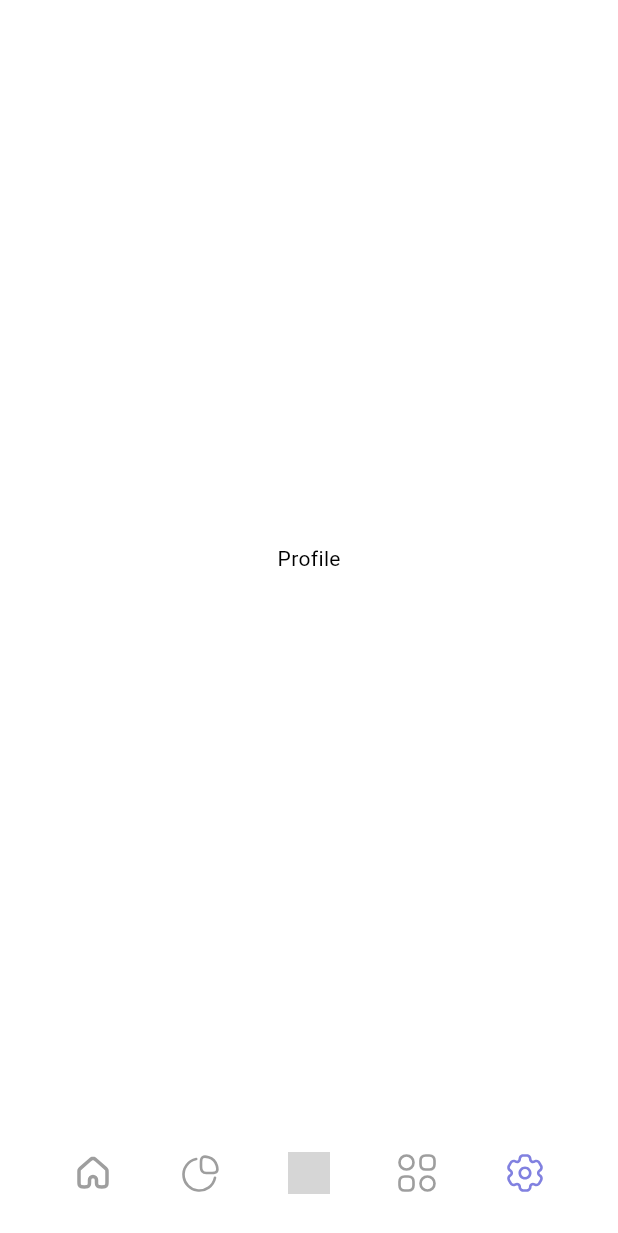
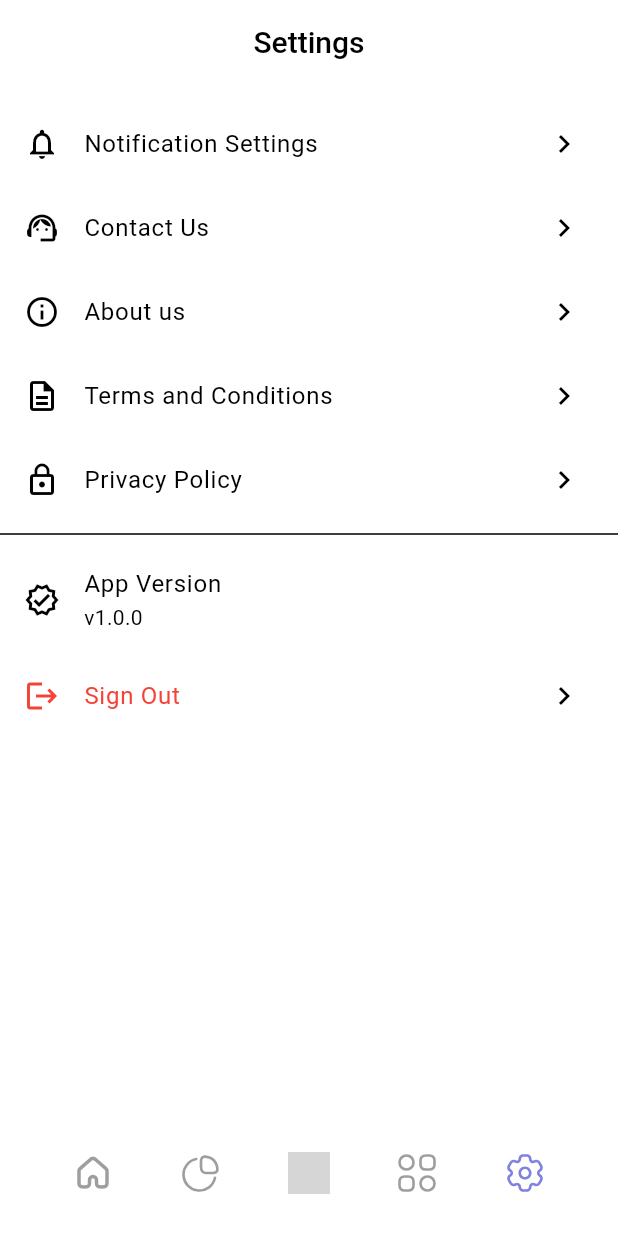
Before and after one commit to Samson-13/Budget-Tracker, a Flutter app: the screen it shows after launch, item 5 of the bottom bar chosen, on a phone screen of 412 x 824 dp. Shown: the top 1233 px of the screen. Run offline on Flutter 3.47's test engine with Material 3 defaults, Android fonts, the light colour scheme and no system bars; our stand-ins replace fl_chart, flutter_riverpod, flutter_svg, font_awesome_flutter, freezed_annotation, gap and 3 more; grey boxes are pictures that could not be loaded.

Commit message:
(settings UI)

```diff
--- a/lib/core/router/go_router.dart
+++ b/lib/core/router/go_router.dart
@@ -1,6 +1,10 @@
 import 'package:budget_tracker/ui/app.dart';
+import 'package:budget_tracker/ui/category/category.dart';
 import 'package:budget_tracker/ui/graph/graph.dart';
 import 'package:budget_tracker/ui/home/home.dart';
+import 'package:budget_tracker/ui/information/information_screen.dart';
+import 'package:budget_tracker/ui/settings/settings.dart';
+import 'package:budget_tracker/ui/transactions/transactions.dart';
 import 'package:go_router/go_router.dart' show GoRoute, GoRouter;
 
 final GoRouter router = GoRouter(
@@ -9,5 +13,24 @@ final GoRouter router = GoRouter(
     GoRoute(path: '/', builder: (context, state) => const RootScreen()),
     GoRoute(path: '/home', builder: (context, state) => const HomeScreen()),
     GoRoute(path: '/graph', builder: (context, state) => const GraphScreen()),
+    GoRoute(
+      path: '/transactions',
+      builder: (context, state) => const TransactionsScreen(),
+    ),
+    GoRoute(
+      path: '/category',
+      builder: (context, state) => const CategoryScreen(),
+    ),
+    GoRoute(
+      path: '/settings',
+      builder: (context, state) => const SettingsScreen(),
+    ),
+    GoRoute(
+      path: '/information_screen',
+      builder: (context, state) {
+        final title = state.extra as String;
+        return InformationScreen(title: title);
+      },
+    ),
   ],
 );
--- a/lib/l10n/app_en.arb
+++ b/lib/l10n/app_en.arb
@@ -6,7 +6,10 @@
   "search_location": "Search Location",
   "add_locality": "Add Locality",
   "add_hoarding": "Add Hoarding",
+  "settings" : "Settings",
+  "notification_settings" : "Notification Settings",
   "title": "Title",
+  "sign_out" : "Sign Out",
   "enter_hoarding_title": "Enter Hoarding Title",
   "enter_location": "Enter Location",
   "enter_description": "Enter Description",
--- a/lib/l10n/app_localizations.dart
+++ b/lib/l10n/app_localizations.dart
@@ -130,11 +130,29 @@ abstract class AppLocalizations {
   /// **'Add Hoarding'**
   String get add_hoarding;
 
+  /// No description provided for @settings.
+  ///
+  /// In en, this message translates to:
+  /// **'Settings'**
+  String get settings;
+
+  /// No description provided for @notification_settings.
+  ///
+  /// In en, this message translates to:
+  /// **'Notification Settings'**
+  String get notification_settings;
+
   /// No description provided for @title.
   ///
   /// In en, this message translates to:
   /// **'Title'**
   String get title;
+
+  /// No description provided for @sign_out.
+  ///
+  /// In en, this message translates to:
+  /// **'Sign Out'**
+  String get sign_out;
 
   /// No description provided for @enter_hoarding_title.
   ///
--- a/lib/l10n/app_localizations_en.dart
+++ b/lib/l10n/app_localizations_en.dart
@@ -27,7 +27,16 @@ class AppLocalizationsEn extends AppLocalizations {
   String get add_hoarding => 'Add Hoarding';
 
   @override
+  String get settings => 'Settings';
+
+  @override
+  String get notification_settings => 'Notification Settings';
+
+  @override
   String get title => 'Title';
+
+  @override
+  String get sign_out => 'Sign Out';
 
   @override
   String get enter_hoarding_title => 'Enter Hoarding Title';
--- a/lib/ui/app.dart
+++ b/lib/ui/app.dart
@@ -1,5 +1,8 @@
+import 'package:budget_tracker/ui/category/category.dart';
 import 'package:budget_tracker/ui/graph/graph.dart';
 import 'package:budget_tracker/ui/home/home.dart';
+import 'package:budget_tracker/ui/settings/settings.dart';
+import 'package:budget_tracker/ui/transactions/transactions.dart';
 import 'package:flutter/material.dart';
 import 'package:flutter_svg/flutter_svg.dart';
 
@@ -16,9 +19,9 @@ class _RootScreenState extends State<RootScreen> {
   static const List<Widget> _widgetOptions = <Widget>[
     Center(child: HomeScreen()),
     Center(child: GraphScreen()),
-    Center(child: Text('Search')),
-    Center(child: Text('Profile')),
-    Center(child: Text('Profile')),
+    Center(child: TransactionsScreen()),
+    Center(child: CategoryScreen()),
+    Center(child: SettingsScreen()),
   ];
 
   final List<_NavItem> _navItems = [
--- /dev/null
+++ b/lib/ui/settings/settings.dart
@@ -0,0 +1,124 @@
+import 'package:budget_tracker/l10n/l10n.dart';
+import 'package:budget_tracker/ui/widget/custom_app_bar.dart';
+import 'package:flutter/material.dart';
+import 'package:go_router/go_router.dart';
+import 'package:hooks_riverpod/hooks_riverpod.dart';
+
+class SettingsScreen extends HookConsumerWidget {
+  const SettingsScreen({super.key});
+
+  @override
+  Widget build(BuildContext context, WidgetRef ref) {
+    return Scaffold(
+      appBar: customAppBar(
+        context: context,
+        title: context.l10n.settings,
+        showBackButton: false,
+      ),
+      body: ListView(
+        children: [
+          const SizedBox(height: 12),
+
+          // Notification Settings
+          _SettingsTile(
+            icon: Icons.notifications_outlined,
+            title: context.l10n.notification_settings,
+            onTap: () {
+              // TODO: Navigate to Notification Settings page
+            },
+          ),
+
+          // Contact Us
+          _SettingsTile(
+            icon: Icons.support_agent,
+            title: context.l10n.contact_us,
+            onTap: () {
+              context.push(
+                "/information_screen",
+                extra: context.l10n.contact_us,
+              );
+            },
+          ),
+
+          // About Us
+          _SettingsTile(
+            icon: Icons.info_outline,
+            title: context.l10n.about_us,
+            onTap: () {
+              context.push("/information_screen", extra: context.l10n.about_us);
+            },
+          ),
+
+          // Terms and Conditions
+          _SettingsTile(
+            icon: Icons.description_outlined,
+            title: context.l10n.terms_and_condition,
+            onTap: () {
+              context.push(
+                "/information_screen",
+                extra: context.l10n.terms_and_condition,
+              );
+            },
+          ),
+
+          // Privacy Policy
+          _SettingsTile(
+            icon: Icons.lock_outline,
+            title: context.l10n.privacy_policy,
+            onTap: () {
+              context.push(
+                "/information_screen",
+                extra: context.l10n.privacy_policy,
+              );
+            },
+          ),
+
+          const Divider(),
+
+          // App Version
+          ListTile(
+            leading: const Icon(Icons.verified_outlined),
+            title: const Text("App Version"),
+            subtitle: const Text("v1.0.0"), // You can fetch this dynamically
+          ),
+
+          // Sign Out
+          _SettingsTile(
+            icon: Icons.logout,
+            title: context.l10n.sign_out,
+            textColor: Colors.red,
+            onTap: () {
+              // TODO: Confirm and handle logout
+            },
+          ),
+
+          const SizedBox(height: 20),
+        ],
+      ),
+    );
+  }
+}
+
+class _SettingsTile extends StatelessWidget {
+  final IconData icon;
+  final String title;
+  final VoidCallback onTap;
+  final Color? textColor;
+
+  const _SettingsTile({
+    required this.icon,
+    required this.title,
+    required this.onTap,
+    this.textColor,
+  });
+
+  @override
+  Widget build(BuildContext context) {
+    return ListTile(
+      leading: Icon(icon, color: textColor),
+      title: Text(title, style: TextStyle(color: textColor)),
+      trailing: const Icon(Icons.chevron_right),
+      onTap: onTap,
+    );
+  }
+}
```
Also changed, not shown: lib/ui/category/category.dart (added, +16 -0 lines), lib/ui/information/information_screen.dart (added, +13 -0 lines), lib/ui/transactions/transactions.dart (added, +17 -0 lines).
